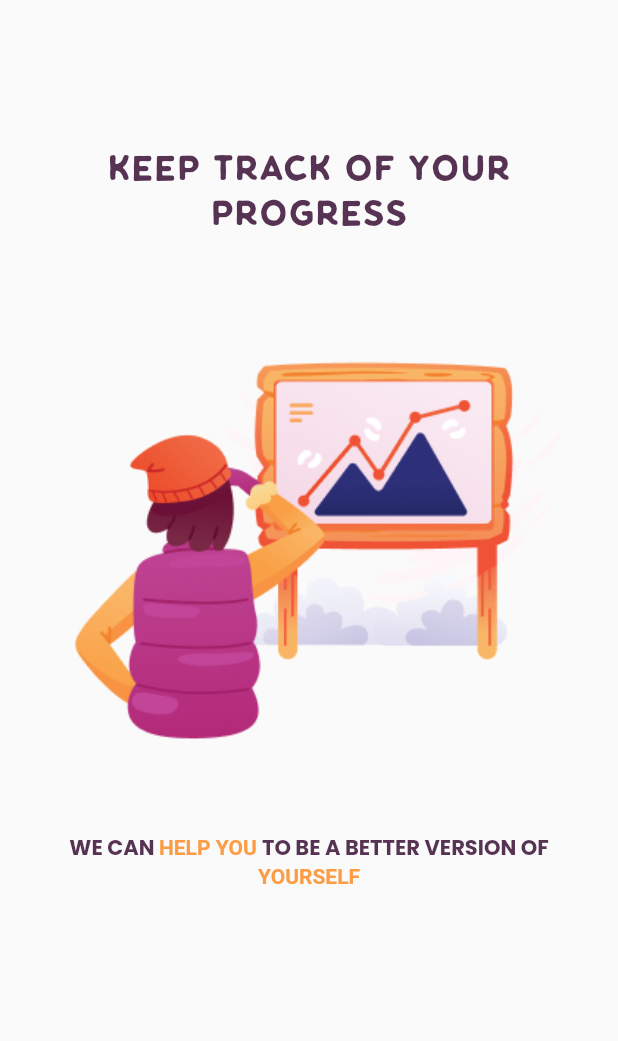
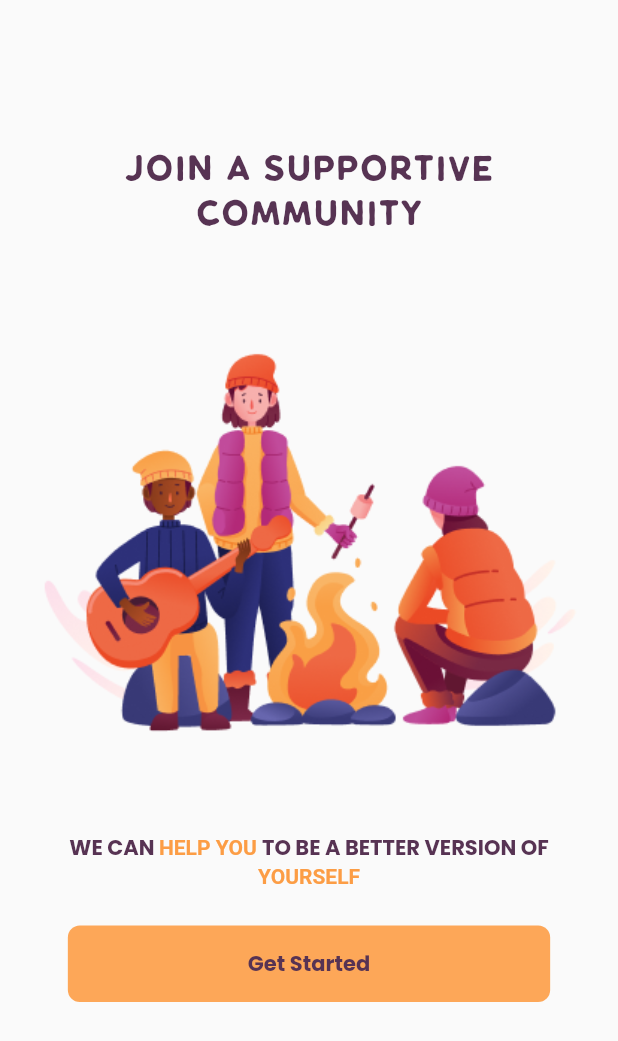
Before and after one commit to noelg-cj/habit-app, a Flutter app: the screen it shows after launch, on a phone screen of 412 x 824 dp. Shown: the top 1041 px of the screen. Run offline on Flutter 3.47's test engine with Material 2 defaults, Android fonts, the phone set to English and light mode, and no system bars.

Commit message:
intro screen four added

```diff
--- a/lib/main.dart
+++ b/lib/main.dart
@@ -1,6 +1,7 @@
 import 'package:flutter/material.dart';
 import 'package:habit_tracker/pages/intro_screens/intro_1.dart';
 import 'package:habit_tracker/pages/intro_screens/intro_3.dart';
+import 'package:habit_tracker/pages/intro_screens/intro_4.dart';
 import 'package:habit_tracker/pages/splash_start.dart';
 
 import 'pages/intro_screens/intro_2.dart';
@@ -21,7 +22,7 @@ class MyApp extends StatelessWidget {
       theme: ThemeData(
         fontFamily: 'Klasik'
       ),
-      home: IntroThird()
+      home: IntroFourth()
     );
   }
 }
--- /dev/null
+++ b/lib/pages/intro_screens/intro_4.dart
@@ -0,0 +1,81 @@
+import 'package:flutter/material.dart';
+
+class IntroFourth extends StatelessWidget {
+  const IntroFourth({super.key});
+
+  @override
+  Widget build(BuildContext context) {
+    return Scaffold(
+      body: Column(
+        children: [
+          SizedBox(height: 100),
+          Center(
+            child: Text(
+              "JOIN A SUPPORTIVE",
+              style: TextStyle(
+                fontSize: 28,
+                color: Color(0xff573353)
+              )
+            ),
+          ),
+          SizedBox(height: 5),
+          Center(
+            child: Text(
+              "COMMUNITY",
+              style: TextStyle(
+                fontSize: 28,
+                color: Color(0xff573353)
+              )
+            ),
+          ),
+          Image(
+            image: AssetImage('assets/images/intro_4.png'),
+            height: 400,
+          ),
+          Padding(
+            padding: const EdgeInsets.symmetric(horizontal: 45),
+            child: RichText(
+              textAlign: TextAlign.center,
+              text: const TextSpan(
+                style: TextStyle(
+                  fontFamily: 'Poppins',
+                  fontWeight: FontWeight.w600,
+                  color: Color(0xff573353)
+                ),
+                children: <TextSpan>[
+                  TextSpan(text: "WE CAN "),
+                  TextSpan(text: "HELP YOU ", style: TextStyle(color: Color(0xffFC9D45))),
+                  TextSpan(text: "TO BE A BETTER VERSION OF "),
+                  TextSpan(text: "YOURSELF", style: TextStyle(color: Color(0xffFC9D45))),
+                ]
+              )
+            ),
+          ),
+
+          SizedBox(height: 25),
+
+          GestureDetector(
+            onTap: () {
+
+            },
+            child: Container(
+              padding: EdgeInsets.symmetric(horizontal: 120, vertical: 15),
+              decoration: BoxDecoration(
+                color: Color(0xffFDA758),
+                borderRadius: BorderRadius.circular(8)
+              ),
+              child: Text(
+                "Get Started",
+                style: TextStyle(
+                  fontFamily: 'Poppins',
+                  fontWeight: FontWeight.w600,
+                  color: Color(0xff573353)
+                )
+              ),
+            ),
+          )
+        ],
+      )
+    );
+  }
+}
```
Also changed, not shown: assets/images/intro_4.png (added).
